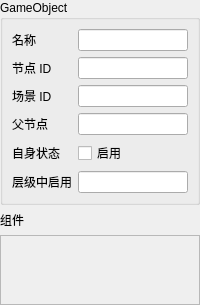
The window that GameSprout/View/InspectorUI/GameObjectInspector.ui (Heroinaddicts/G-Foundation) describes before a commit, drawn with Qt 5.
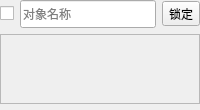
The same window after the commit.

Commit message: 完善材质、分层动画与 Humanoid Inspector 编辑界面

What changed in the file:
```diff
--- a/GameSprout/View/InspectorUI/GameObjectInspector.ui
+++ b/GameSprout/View/InspectorUI/GameObjectInspector.ui
@@ -4,25 +4,28 @@
  <widget class="QWidget" name="GameObjectInspectorForm">
   <layout class="QVBoxLayout" name="mainLayout">
    <property name="leftMargin"><number>0</number></property><property name="topMargin"><number>0</number></property><property name="rightMargin"><number>0</number></property><property name="bottomMargin"><number>0</number></property>
-   <item><widget class="QGroupBox" name="objectGroup">
+   <item><widget class="QWidget" name="objectHeader">
     <property name="sizePolicy"><sizepolicy hsizetype="Expanding" vsizetype="Maximum"><horstretch>0</horstretch><verstretch>0</verstretch></sizepolicy></property>
-    <property name="title"><string>GameObject</string></property>
-    <layout class="QFormLayout" name="objectLayout">
-     <item row="0" column="0"><widget class="QLabel" name="nameLabel"><property name="text"><string>名称</string></property></widget></item>
-     <item row="0" column="1"><widget class="QLineEdit" name="objectNameEdit"/></item>
-     <item row="1" column="0"><widget class="QLabel" name="instanceLabel"><property name="text"><string>节点 ID</string></property></widget></item>
-     <item row="1" column="1"><widget class="QLineEdit" name="objectInstanceIDEdit"><property name="readOnly"><bool>true</bool></property></widget></item>
-     <item row="2" column="0"><widget class="QLabel" name="sceneLabel"><property name="text"><string>场景 ID</string></property></widget></item>
-     <item row="2" column="1"><widget class="QLineEdit" name="sceneInstanceIDEdit"><property name="readOnly"><bool>true</bool></property></widget></item>
-     <item row="3" column="0"><widget class="QLabel" name="parentLabel"><property name="text"><string>父节点</string></property></widget></item>
-     <item row="3" column="1"><widget class="QLineEdit" name="parentNameEdit"><property name="readOnly"><bool>true</bool></property></widget></item>
-     <item row="4" column="0"><widget class="QLabel" name="activeLabel"><property name="text"><string>自身状态</string></property></widget></item>
-     <item row="4" column="1"><widget class="QCheckBox" name="objectActiveCheck"><property name="text"><string>启用</string></property></widget></item>
-     <item row="5" column="0"><widget class="QLabel" name="hierarchyLabel"><property name="text"><string>层级中启用</string></property></widget></item>
-     <item row="5" column="1"><widget class="QLineEdit" name="hierarchyActiveEdit"><property name="readOnly"><bool>true</bool></property></widget></item>
+    <layout class="QHBoxLayout" name="objectHeaderLayout">
+     <property name="leftMargin"><number>0</number></property><property name="topMargin"><number>0</number></property><property name="rightMargin"><number>0</number></property><property name="bottomMargin"><number>0</number></property>
+     <item><widget class="QCheckBox" name="objectActiveCheck">
+      <property name="text"><string/></property>
+      <property name="toolTip"><string>启用此对象。父节点未启用时，此对象仍不会在层级中启用。</string></property>
+      <property name="accessibleName"><string>启用对象</string></property>
+     </widget></item>
+     <item><widget class="QLineEdit" name="objectNameEdit">
+      <property name="sizePolicy"><sizepolicy hsizetype="Ignored" vsizetype="Fixed"><horstretch>1</horstretch><verstretch>0</verstretch></sizepolicy></property>
+      <property name="minimumSize"><size><width>80</width><height>28</height></size></property>
+      <property name="placeholderText"><string>对象名称</string></property>
+      <property name="accessibleName"><string>对象名称</string></property>
+     </widget></item>
+     <item><widget class="QToolButton" name="objectLockButton">
+      <property name="text"><string>锁定</string></property>
+      <property name="checkable"><bool>true</bool></property>
+      <property name="toolTip"><string>锁定当前检查目标，选择其他对象或资源时保持当前显示。</string></property>
+     </widget></item>
     </layout>
    </widget></item>
-   <item><widget class="QLabel" name="componentCountLabel"><property name="sizePolicy"><sizepolicy hsizetype="Preferred" vsizetype="Fixed"><horstretch>0</horstretch><verstretch>0</verstretch></sizepolicy></property><property name="text"><string>组件</string></property></widget></item>
    <item><widget class="QScrollArea" name="componentScroll">
     <property name="widgetResizable"><bool>true</bool></property>
     <widget class="QWidget" name="componentHost"><layout class="QVBoxLayout" name="componentLayout">
@@ -30,6 +33,10 @@
      <item><spacer name="bottomSpacer"><property name="orientation"><enum>Qt::Vertical</enum></property><property name="sizeHint" stdset="0"><size><width>20</width><height>20</height></size></property></spacer></item>
     </layout></widget>
    </widget></item>
+   <item><widget class="QWidget" name="emptySceneSpace">
+    <property name="visible"><bool>false</bool></property>
+    <property name="sizePolicy"><sizepolicy hsizetype="Expanding" vsizetype="Expanding"><horstretch>0</horstretch><verstretch>1</verstretch></sizepolicy></property>
+   </widget></item>
   </layout>
  </widget>
  <resources/>
```
The commit also changes 86 other files.
